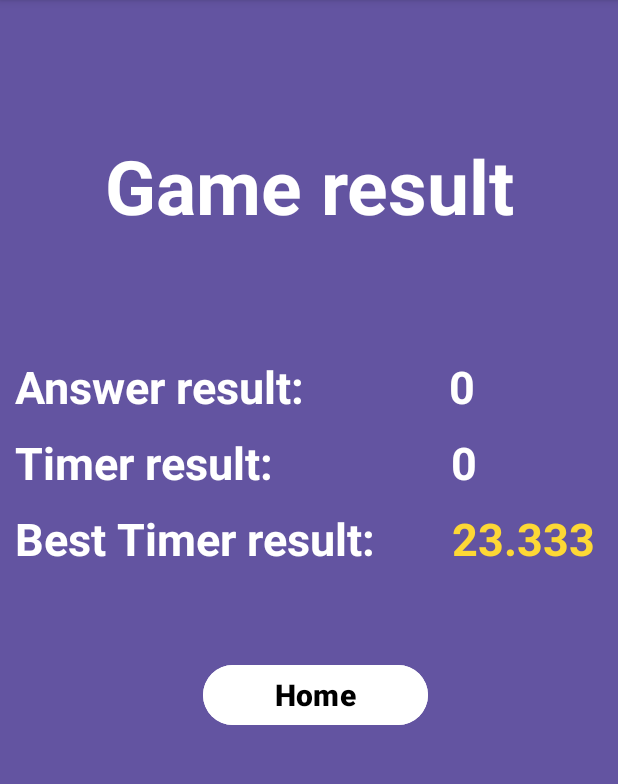
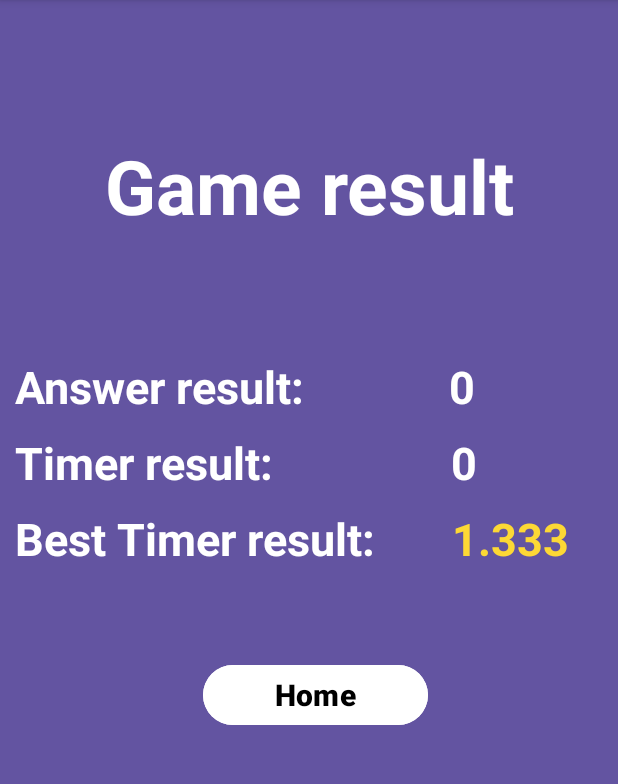
Before and after one commit to N1ph1l1m/android_saveData, an Android app: the finalBrainActivity screen opened directly, with no data from a screen before it, on a phone screen of 412 x 824 dp, the part 96-880 px from its top. Run offline under Robolectric (Android 15) with nearby library versions, the phone set to English and light mode, and no system bars.

Commit message:
Final version finalBrainActivity

```diff
--- a/app/src/main/java/com/example/databaseroom/MainActivity.java
+++ b/app/src/main/java/com/example/databaseroom/MainActivity.java
@@ -16,7 +16,7 @@ import android.widget.TextView;
 public class MainActivity extends AppCompatActivity {
 
 
-    private SharedPreferences pref;
+    private SharedPreferences  pref;
     private EditText editSave;
     private final String setKey = "save_key";
     private TextView getText;
--- a/app/src/main/java/com/example/databaseroom/finalBrainActivity.java
+++ b/app/src/main/java/com/example/databaseroom/finalBrainActivity.java
@@ -3,13 +3,13 @@ package com.example.databaseroom;
 import androidx.appcompat.app.AppCompatActivity;
 
 import android.content.Intent;
+import android.content.SharedPreferences;
 import android.os.Bundle;
 import android.view.View;
 import android.widget.TextView;
 
 public class finalBrainActivity extends AppCompatActivity {
 
-    private TextView textViewTitle;
     private TextView textViewResult;
 
     private TextView answersTimer;
@@ -18,13 +18,12 @@ public class finalBrainActivity extends AppCompatActivity {
     Intent intent = getIntent();
     private  String res;
     private  float timeres;
-    private float betsTimer = 23.333f;
+    private float betsTimer = 1.333f;
     @Override
     protected void onCreate(Bundle savedInstanceState) {
         super.onCreate(savedInstanceState);
         setContentView(R.layout.activity_final_brain);
 
-        textViewTitle = findViewById(R.id.textViewTitle);
         textViewResult = findViewById(R.id.textViewResult);
         textViewBestResult = findViewById(R.id.textViewBestResult);
         answersTimer = findViewById(R.id.textViewResultTimer);
@@ -36,7 +35,6 @@ public class finalBrainActivity extends AppCompatActivity {
         if(arguments!=null){
             res = arguments.get("result").toString();
             textViewResult.setText(res);
-
             timeres = (float) arguments.get("resultTime");
             if(timeres < betsTimer) {
                 answersTimer.setText(String.valueOf(timeres));
@@ -44,6 +42,8 @@ public class finalBrainActivity extends AppCompatActivity {
                 textViewBestResult.setText(String.valueOf(betsTimer));
             }else{
                 answersTimer.setText(String.valueOf(timeres));
+                textViewBestResult.setText(String.valueOf(betsTimer));
+
             }
         }
 
```
